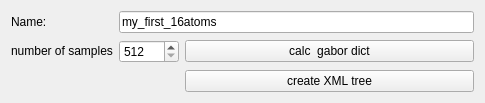
Before: the Qt Designer form examples/matchingPursuit/treebaseddictwindow.ui in mne-tools/mne-cpp, drawn with Qt 5.
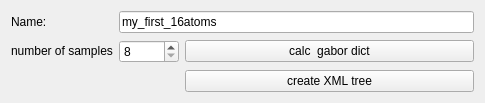
After: the same form once the commit is applied.

```diff
--- a/examples/matchingPursuit/treebaseddictwindow.ui
+++ b/examples/matchingPursuit/treebaseddictwindow.ui
@@ -82,7 +82,7 @@
         </size>
        </property>
        <property name="minimum">
-        <number>512</number>
+        <number>8</number>
        </property>
        <property name="maximum">
         <number>1024</number>
```
